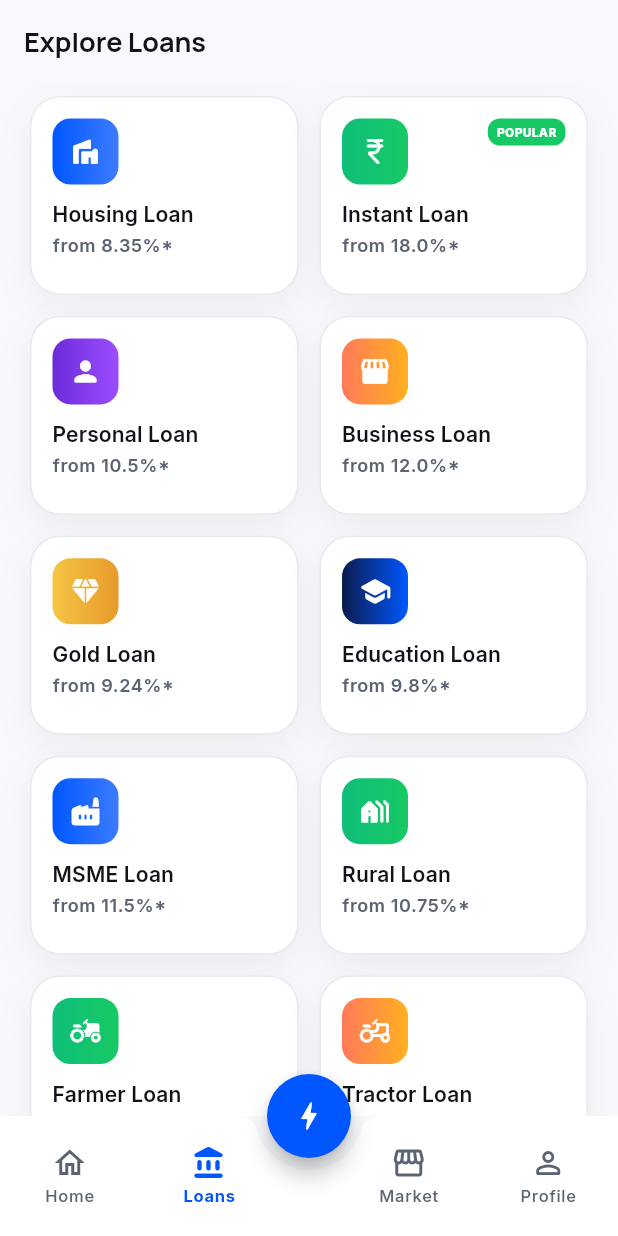
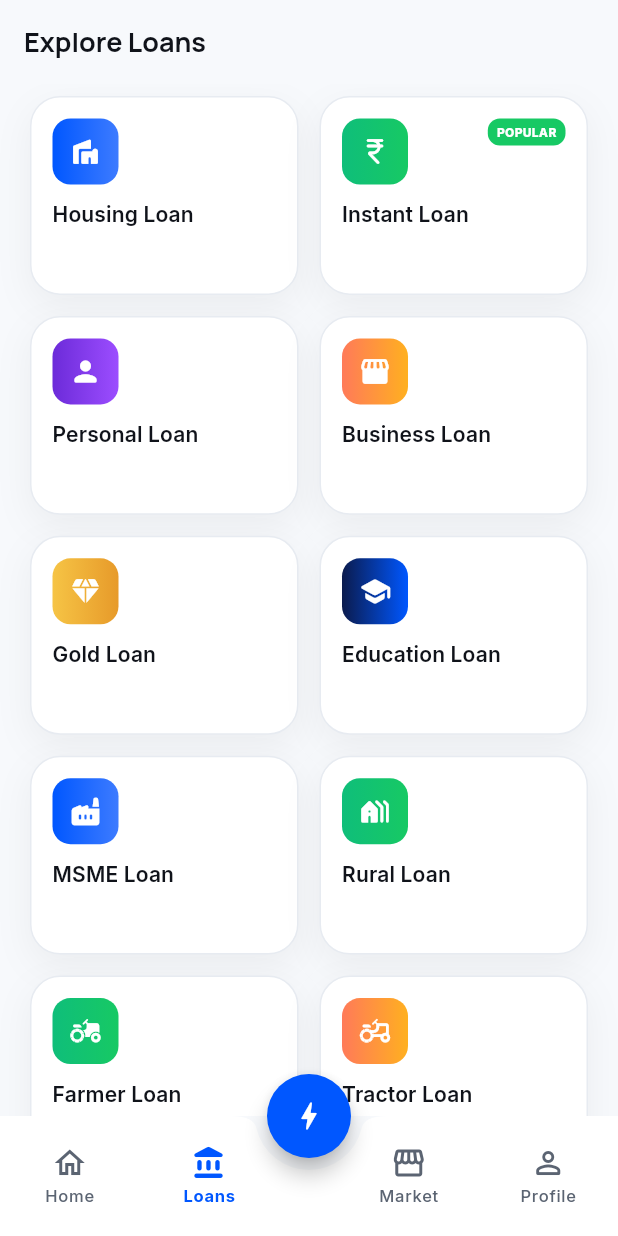
Before and after one commit to santosh0921/nbfc-backend, a Flutter app: the ExploreLoansScreen screen opened by its route, on a phone screen of 412 x 824 dp. Run offline on Flutter 3.47's test engine with Material 3 defaults, Android fonts, the phone set to English and light mode, and no system bars; our stand-ins replace connectivity_plus, dio, equatable, file_picker, flutter_local_notifications, flutter_map and 18 more; missing offline and left inert: flutter_webrtc, mobile_scanner; accounts and stored records are empty.

Commit message:
Remove interest-rate percentage teaser from loan cards on the dashboard
Removed the "from X%*" line under each loan product's name on the
Home dashboard and Explore Loans grid, per request. The rate is still
shown on the loan's own detail page and in the compliance/KFS
disclosure screen, both left unchanged.

Co-Authored-By: Claude Sonnet 5 <noreply@anthropic.com>

```diff
--- a/lib/features/home/widgets/loan_product_card.dart
+++ b/lib/features/home/widgets/loan_product_card.dart
@@ -35,13 +35,6 @@ class LoanProductCard extends StatelessWidget {
                 ),
                 const SizedBox(height: 10),
                 Text(product.name, style: theme.textTheme.titleSmall, maxLines: 2, overflow: TextOverflow.ellipsis),
-                const SizedBox(height: 2),
-                Text(
-                  'from ${product.interestRateFrom}%*',
-                  style: theme.textTheme.bodySmall?.copyWith(fontWeight: FontWeight.w600),
-                  maxLines: 1,
-                  overflow: TextOverflow.ellipsis,
-                ),
               ],
             ),
             if (isPopular)
```
